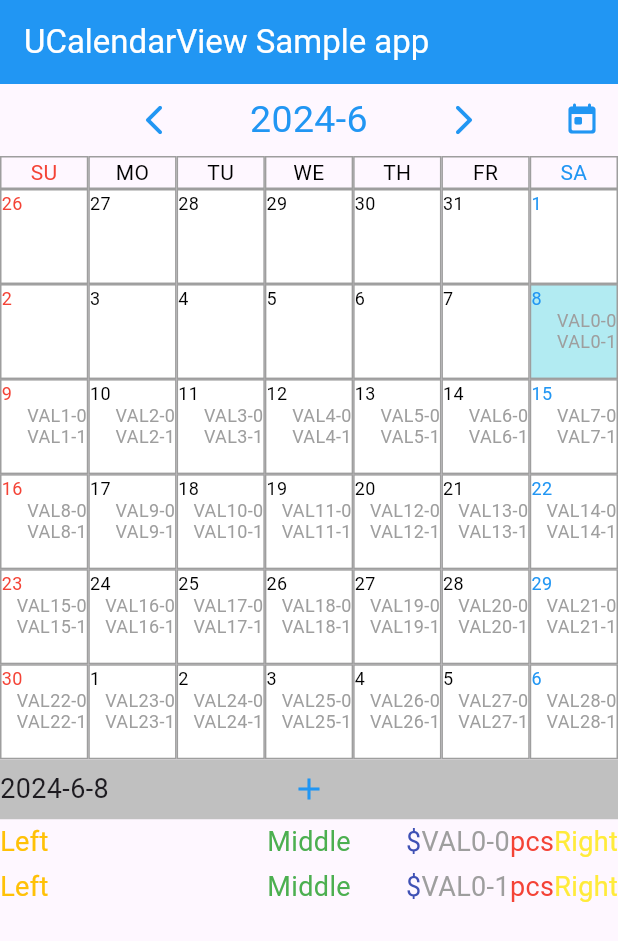
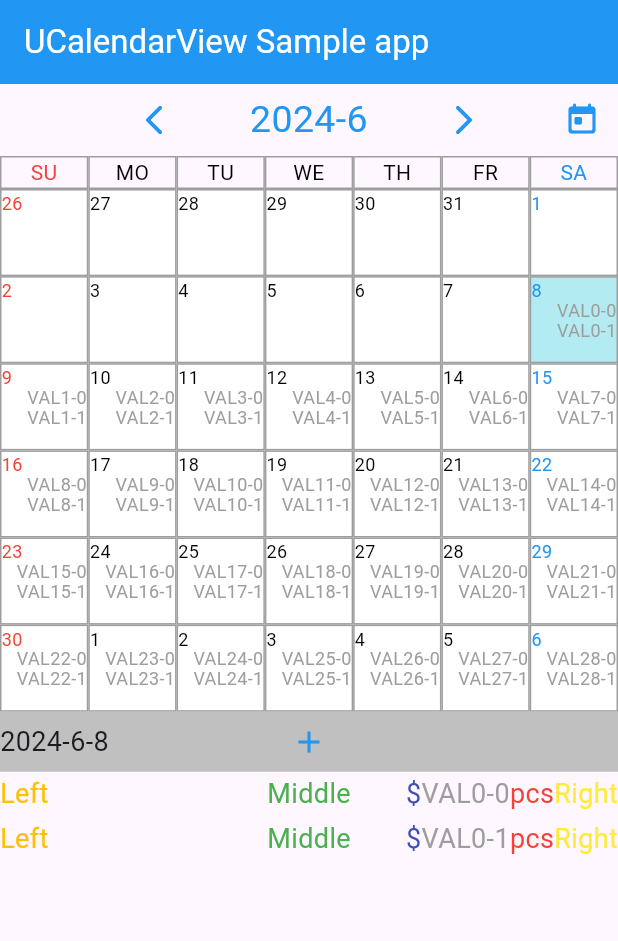
Before and after one commit to Tomohiro-Uchida/u_calendar_view_dart, a Flutter app: the screen it shows after launch, on a phone screen of 412 x 824 dp. Shown: the top 941 px of the screen. Run offline on Flutter 3.47's test engine with Material 3 defaults, Android fonts, the phone set to English and light mode, and no system bars; our stand-ins replace flutter_riverpod, plugin_platform_interface; generated files the repository leaves out were written again.

Commit message:
0.3.10+40

```diff
--- a/lib/u_calendar_view_dart.dart
+++ b/lib/u_calendar_view_dart.dart
@@ -8,8 +8,8 @@ import 'package:u_calendar_view_dart/japanese_national_holiday.dart';
 
 class UCalendarViewDart {}
 
-const double defaultFontSize = 12.0;
-const double fontSizeFactor = 1.2;
+const double defaultFontSize = 10.0;
+const double fontSizeFactor = 1.1;
 double entryFontSize = defaultFontSize;
 double dateHeight = entryFontSize * fontSizeFactor;
 double dayEntryHeight = entryFontSize * fontSizeFactor;
--- a/pubspec.yaml
+++ b/pubspec.yaml
@@ -1,6 +1,6 @@
 name: u_calendar_view_dart
 description: CalendarView for Dart/Flutter
-version: 0.3.9+39
+version: 0.3.10+40
 homepage: https://github.com/Tomohiro-Uchida-Flutter/u_calendar_view_dart
 
 environment:
```
Also changed, not shown: 1 other file.
